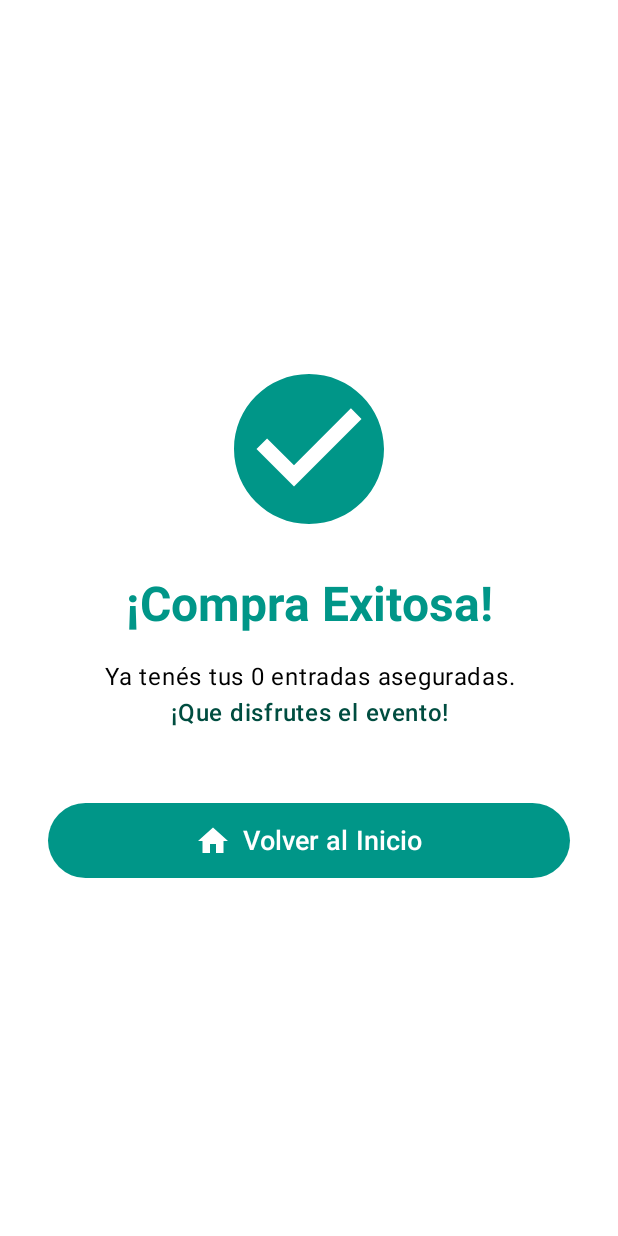
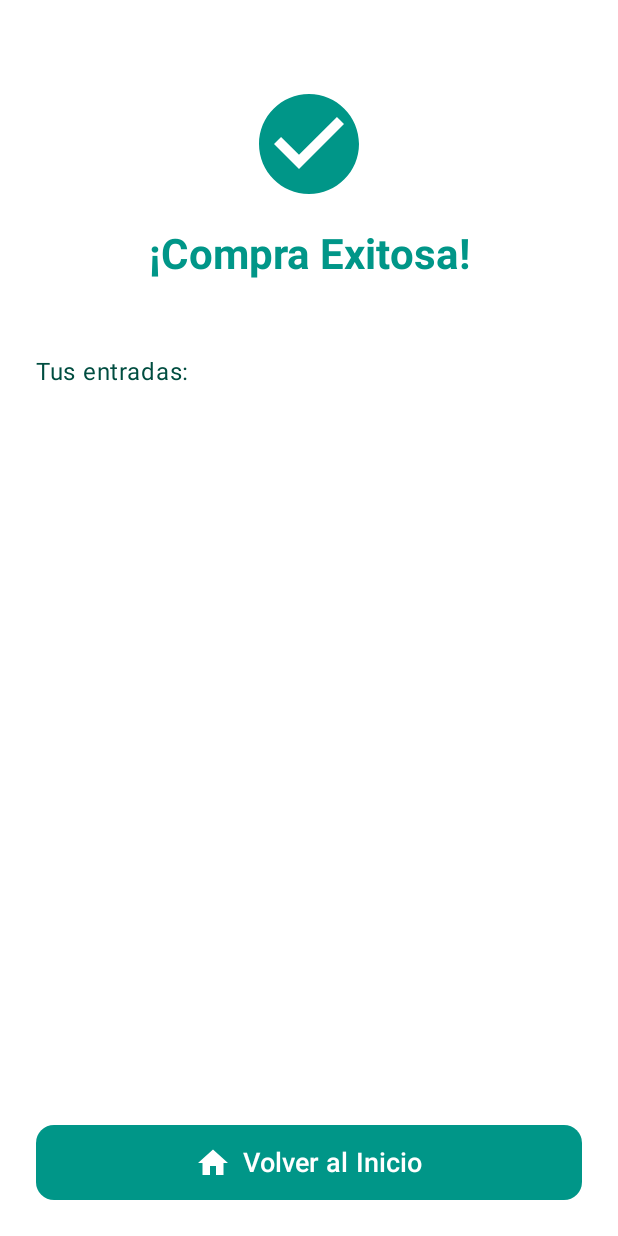
Before and after one commit to um-programacion-ii/programacion-2-2025-trabajo-final-JuanAlejoP, an Android app built with Jetpack Compose: the composable CompraExitosaScreen called with empty values, on a phone screen of 412 x 824 dp. Run offline under Robolectric (Android 15) with nearby library versions, the phone set to English and light mode, and no system bars.

Commit message:
feature: Actualización de pantalla de compra exitosa; titulo de evento y asientos comprados agregados. Estilización de la pantalla de Login

```diff
--- a/movil/composeApp/src/commonMain/kotlin/com/juanalejop/movil/ui/screens/CompraExitosaScreen.kt
+++ b/movil/composeApp/src/commonMain/kotlin/com/juanalejop/movil/ui/screens/CompraExitosaScreen.kt
@@ -2,23 +2,29 @@ package com.juanalejop.movil.ui.screens
 
 import androidx.compose.foundation.background
 import androidx.compose.foundation.layout.*
+import androidx.compose.foundation.lazy.LazyColumn
+import androidx.compose.foundation.lazy.items
 import androidx.compose.foundation.shape.CircleShape
+import androidx.compose.foundation.shape.RoundedCornerShape
 import androidx.compose.material.icons.Icons
 import androidx.compose.material.icons.filled.CheckCircle
+import androidx.compose.material.icons.filled.ConfirmationNumber
 import androidx.compose.material.icons.filled.Home
 import androidx.compose.material3.*
 import androidx.compose.runtime.Composable
 import androidx.compose.ui.Alignment
 import androidx.compose.ui.Modifier
-import androidx.compose.ui.graphics.Color
+import androidx.compose.ui.draw.clip
 import androidx.compose.ui.text.font.FontWeight
 import androidx.compose.ui.text.style.TextAlign
 import androidx.compose.ui.unit.dp
 import androidx.compose.ui.unit.sp
+import com.juanalejop.movil.data.model.AsientoPersona
 
 @Composable
 fun CompraExitosaScreen(
-    cantidadEntradas: Int,
+    eventoTitulo: String, // 🆕 Título del evento
+    entradas: List<AsientoPersona>,
     onVolverInicio: () -> Unit
 ) {
     Surface(
@@ -28,55 +34,65 @@ fun CompraExitosaScreen(
         Column(
             modifier = Modifier
                 .fillMaxSize()
-                .padding(32.dp),
-            horizontalAlignment = Alignment.CenterHorizontally,
-            verticalArrangement = Arrangement.Center
+                .padding(24.dp),
+            horizontalAlignment = Alignment.CenterHorizontally
         ) {
-            // 1. ÍCONO DE ÉXITO GIGANTE 🟢
+            Spacer(modifier = Modifier.height(32.dp))
+
             Icon(
                 imageVector = Icons.Default.CheckCircle,
                 contentDescription = "Éxito",
-                tint = MaterialTheme.colorScheme.primary, // Tu Electric Teal
-                modifier = Modifier.size(120.dp)
-            )
-
-            Spacer(modifier = Modifier.height(24.dp))
-
-            // 2. MENSAJE DE CELEBRACIÓN 🎉
-            Text(
-                text = "¡Compra Exitosa!",
-                style = MaterialTheme.typography.headlineLarge,
-                fontWeight = FontWeight.Bold,
-                color = MaterialTheme.colorScheme.primary
+                tint = MaterialTheme.colorScheme.primary,
+                modifier = Modifier.size(80.dp)
             )
 
             Spacer(modifier = Modifier.height(16.dp))
 
             Text(
-                text = "Ya tenés tus $cantidadEntradas entradas aseguradas.",
-                style = MaterialTheme.typography.bodyLarge,
-                textAlign = TextAlign.Center,
-                color = MaterialTheme.colorScheme.onSurface
+                text = "¡Compra Exitosa!",
+                style = MaterialTheme.typography.headlineMedium,
+                fontWeight = FontWeight.Bold,
+                color = MaterialTheme.colorScheme.primary
             )
 
+            // 🆕 MOSTRAMOS EL EVENTO
             Text(
-                text = "¡Que disfrutes el evento!",
-                style = MaterialTheme.typography.bodyLarge,
-                textAlign = TextAlign.Center,
-                color = MaterialTheme.colorScheme.secondary,
-                fontWeight = FontWeight.SemiBold
+                text = eventoTitulo,
+                style = MaterialTheme.typography.titleMedium,
+                fontWeight = FontWeight.SemiBold,
+                color = MaterialTheme.colorScheme.onBackground,
+                textAlign = TextAlign.Center
             )
 
-            Spacer(modifier = Modifier.height(48.dp))
+            Spacer(modifier = Modifier.height(24.dp))
 
-            // 3. BOTÓN DE VOLVER 🏠
+            Text(
+                text = "Tus entradas:",
+                style = MaterialTheme.typography.bodyLarge,
+                color = MaterialTheme.colorScheme.onSurfaceVariant,
+                modifier = Modifier.align(Alignment.Start)
+            )
+
+            Spacer(modifier = Modifier.height(8.dp))
+
+            LazyColumn(
+                modifier = Modifier
+                    .weight(1f)
+                    .fillMaxWidth(),
+                verticalArrangement = Arrangement.spacedBy(12.dp),
+                contentPadding = PaddingValues(bottom = 16.dp)
+            ) {
+                items(entradas) { entrada ->
+                    TicketItemSimple(entrada)
+                }
+            }
+
+            Spacer(modifier = Modifier.height(16.dp))
+
             Button(
                 onClick = onVolverInicio,
                 modifier = Modifier.fillMaxWidth().height(50.dp),
-                colors = ButtonDefaults.buttonColors(
-                    containerColor = MaterialTheme.colorScheme.primary,
-                    contentColor = MaterialTheme.colorScheme.onPrimary
-                )
+                shape = RoundedCornerShape(12.dp)
             ) {
                 Icon(Icons.Default.Home, contentDescription = null)
                 Spacer(modifier = Modifier.width(8.dp))
@@ -85,3 +101,39 @@ fun CompraExitosaScreen(
         }
     }
 }
+
+// 🆕 Item simplificado sin nombres
+@Composable
+fun TicketItemSimple(entrada: AsientoPersona) {
+    Card(
+        elevation = CardDefaults.cardElevation(defaultElevation = 2.dp),
+        colors = CardDefaults.cardColors(containerColor = MaterialTheme.colorScheme.surfaceVariant)
+    ) {
+        Row(
+            modifier = Modifier
+                .fillMaxWidth()
+                .padding(16.dp),
+            verticalAlignment = Alignment.CenterVertically
+        ) {
+            Box(
+                modifier = Modifier
+                    .size(40.dp)
+                    .clip(CircleShape)
+                    .background(MaterialTheme.colorScheme.primary),
+                contentAlignment = Alignment.Center
+            ) {
+                Icon(Icons.Default.ConfirmationNumber, null, tint = MaterialTheme.colorScheme.onPrimary)
+            }
+
+            Spacer(modifier = Modifier.width(16.dp))
+
+            // Solo mostramos la ubicación
+            Text(
+                text = "Fila ${entrada.fila} - Columna ${entrada.columna}",
+                style = MaterialTheme.typography.titleMedium,
+                fontWeight = FontWeight.Bold,
+                color = MaterialTheme.colorScheme.onSurface
+            )
+        }
+    }
+}
--- a/movil/composeApp/src/commonMain/kotlin/com/juanalejop/movil/ui/screens/LoginScreen.kt
+++ b/movil/composeApp/src/commonMain/kotlin/com/juanalejop/movil/ui/screens/LoginScreen.kt
@@ -27,6 +27,7 @@ import androidx.compose.ui.unit.dp
 import androidx.compose.ui.unit.sp
 import com.juanalejop.movil.data.network.AuthRepository
 import kotlinx.coroutines.launch
+import androidx.compose.ui.text.font.FontStyle // 🆕 No olvides importar esto
 
 @Composable
 fun LoginScreen(onLoginSuccess: () -> Unit) {
@@ -79,7 +80,7 @@ fun LoginScreen(onLoginSuccess: () -> Unit) {
             Spacer(modifier = Modifier.height(24.dp))
 
             Text(
-                text = "Tiqueto",
+                text = "TiqueTo",
                 style = MaterialTheme.typography.headlineLarge,
                 fontWeight = FontWeight.Bold,
                 color = MaterialTheme.colorScheme.primary
@@ -88,7 +89,8 @@ fun LoginScreen(onLoginSuccess: () -> Unit) {
             Text(
                 text = "Del ticket al evento",
                 style = MaterialTheme.typography.bodyLarge,
-                color = MaterialTheme.colorScheme.onSurfaceVariant
+                color = MaterialTheme.colorScheme.onSurfaceVariant,
+                fontStyle = FontStyle.Italic
             )
 
             Spacer(modifier = Modifier.height(48.dp))
```
Also changed, not shown: movil/composeApp/src/commonMain/kotlin/com/juanalejop/movil/App.kt (+20 -13 lines), movil/composeApp/src/commonMain/kotlin/com/juanalejop/movil/ui/screens/EventoDetalleScreen.kt (+8 -16 lines).
